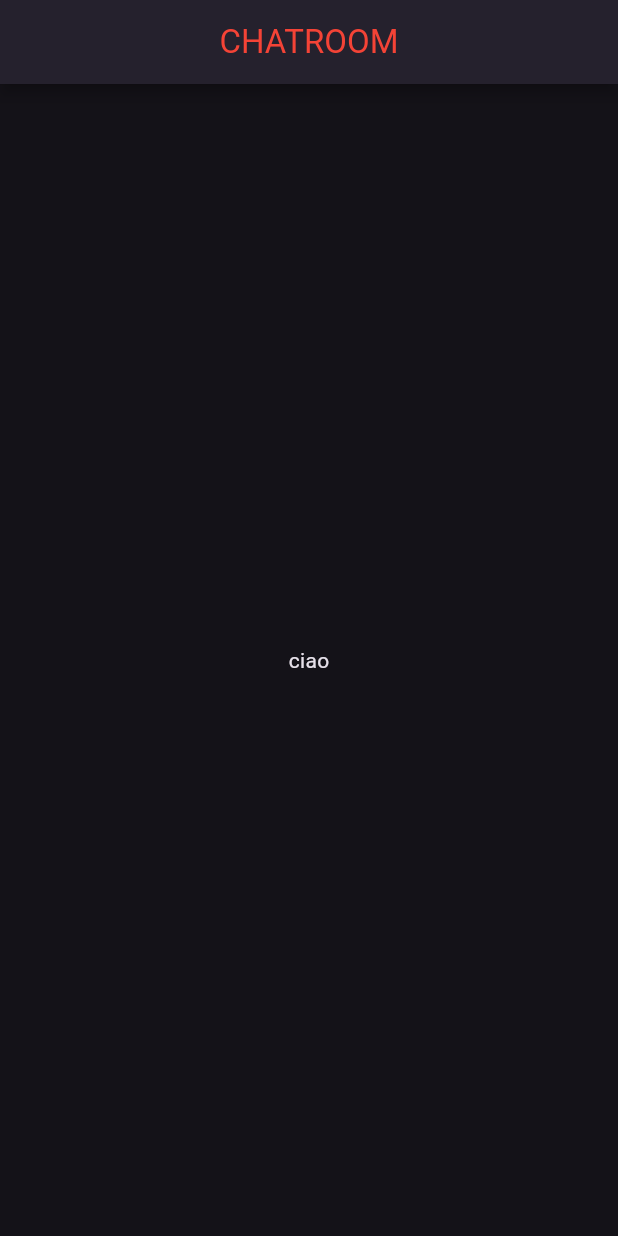
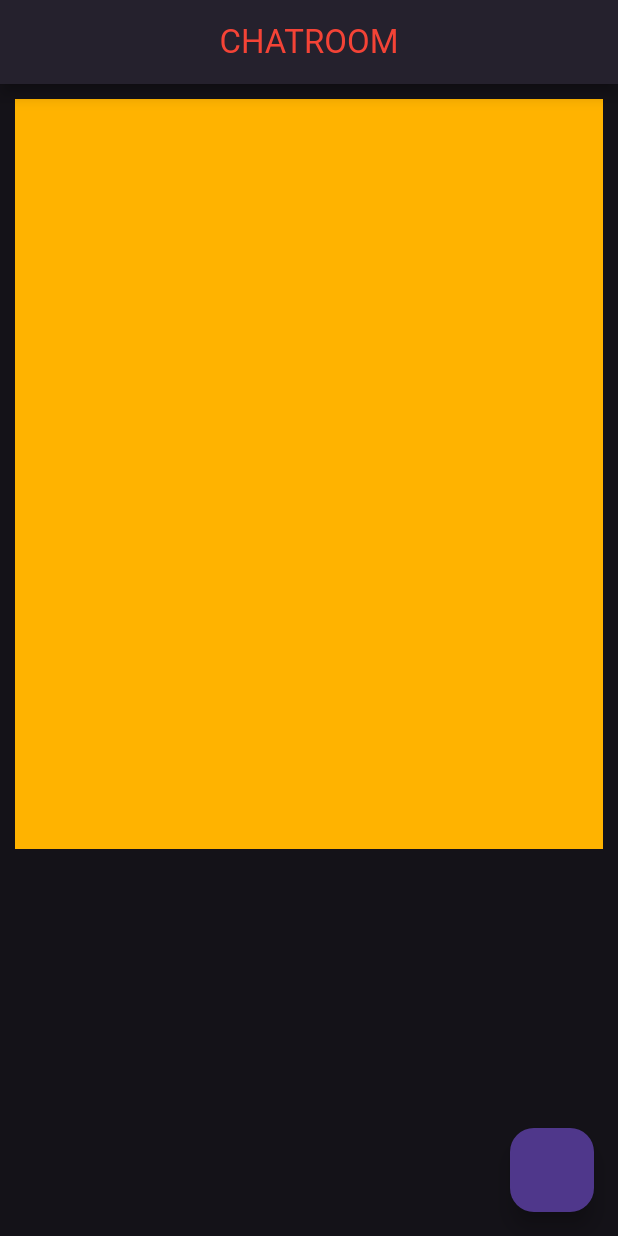
Before and after one commit to Leo05-gif/TPSIT, a Flutter app: the screen it shows after launch, on a phone screen of 412 x 824 dp. Run offline on Flutter 3.47's test engine with Material 3 defaults, Android fonts, the light colour scheme and no system bars.

Commit message:
lavoro al GUI

```diff
--- a/chatroom/lib/main.dart
+++ b/chatroom/lib/main.dart
@@ -31,6 +31,8 @@
 
 class _MyHomePageState extends State<MyHomePage> {
 
+  var testo = <Text>[];
+
   @override
   void initState() {
     super.initState();
@@ -46,8 +48,29 @@
         elevation: 4,
       ),
       body: Center(
-        child: Text("ciao"),
+        child: Column(
+          children: [
+            Container(
+              margin: const EdgeInsets.all(10.0),
+              color: Colors.amber[600],
+              width: 500,
+              height: 500,
+              alignment: Alignment.center,
+              child: ListView.builder(
+                itemCount: testo.length,
+                itemBuilder: (context, int index) {
+                  return testo[index];
+                },
+              ),
+            ),
+          ],
+        )
       ),
+      floatingActionButton: FloatingActionButton(onPressed: () {
+        setState(() {
+          testo.add(Text("data", style: TextStyle(fontSize: 24)));
+        });
+      }),
     );
   }
 }
```
